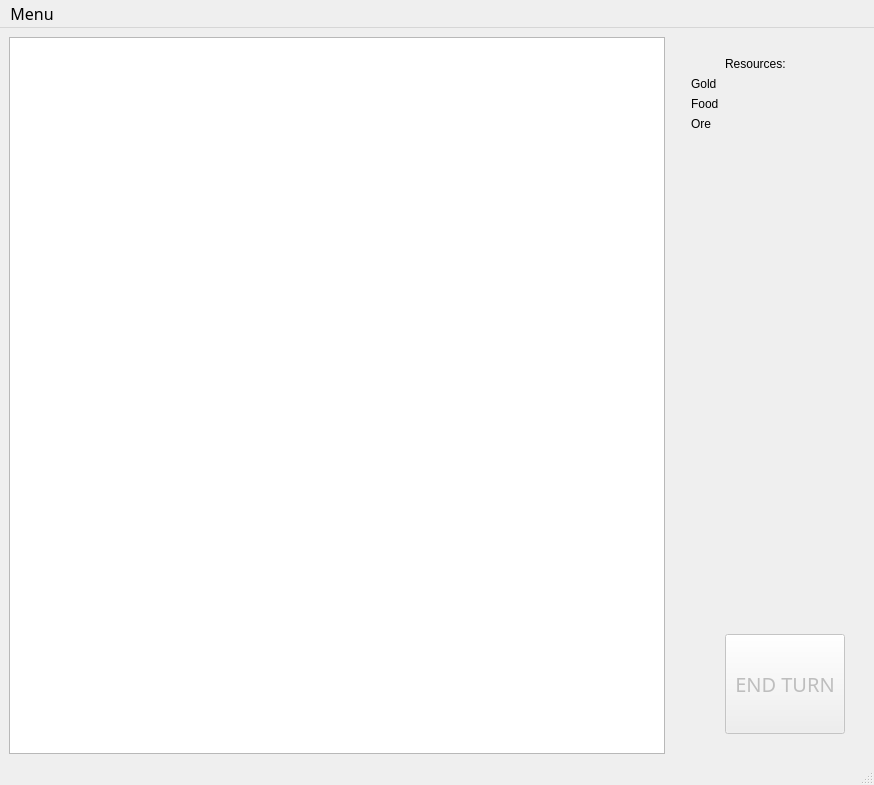
Above: Game/mapwindow.ui from juhvv/programming3-2019-project before the change. Below: the same form after it.
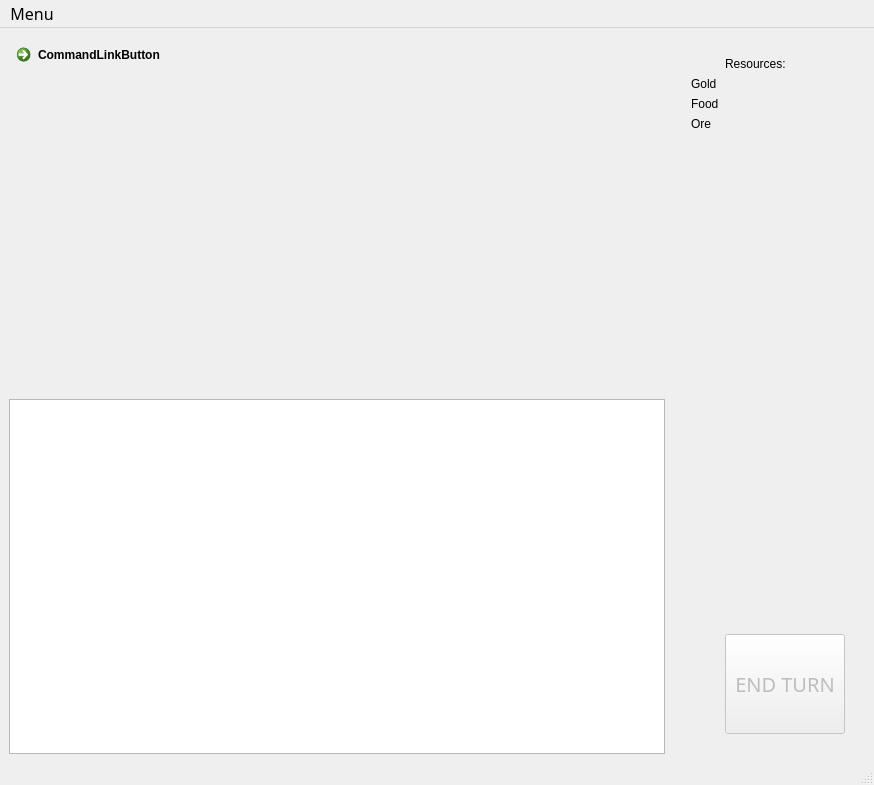
That is the form after the change. Icons and pictures are not drawn.

Patch:
```diff
--- a/Game/mapwindow.ui
+++ b/Game/mapwindow.ui
@@ -26,6 +26,13 @@
       </property>
       <item>
        <layout class="QVBoxLayout" name="viewTxtboxLayout">
+        <item>
+         <widget class="QCommandLinkButton" name="commandLinkButton">
+          <property name="text">
+           <string>CommandLinkButton</string>
+          </property>
+         </widget>
+        </item>
         <item>
          <widget class="QTextBrowser" name="textBox">
           <property name="sizePolicy">
@@ -34,6 +41,12 @@
             <verstretch>0</verstretch>
            </sizepolicy>
           </property>
+          <property name="font">
+           <font>
+            <family>Linux Libertine Mono O</family>
+            <pointsize>11</pointsize>
+           </font>
+          </property>
           <property name="textInteractionFlags">
            <set>Qt::NoTextInteraction</set>
           </property>
```
